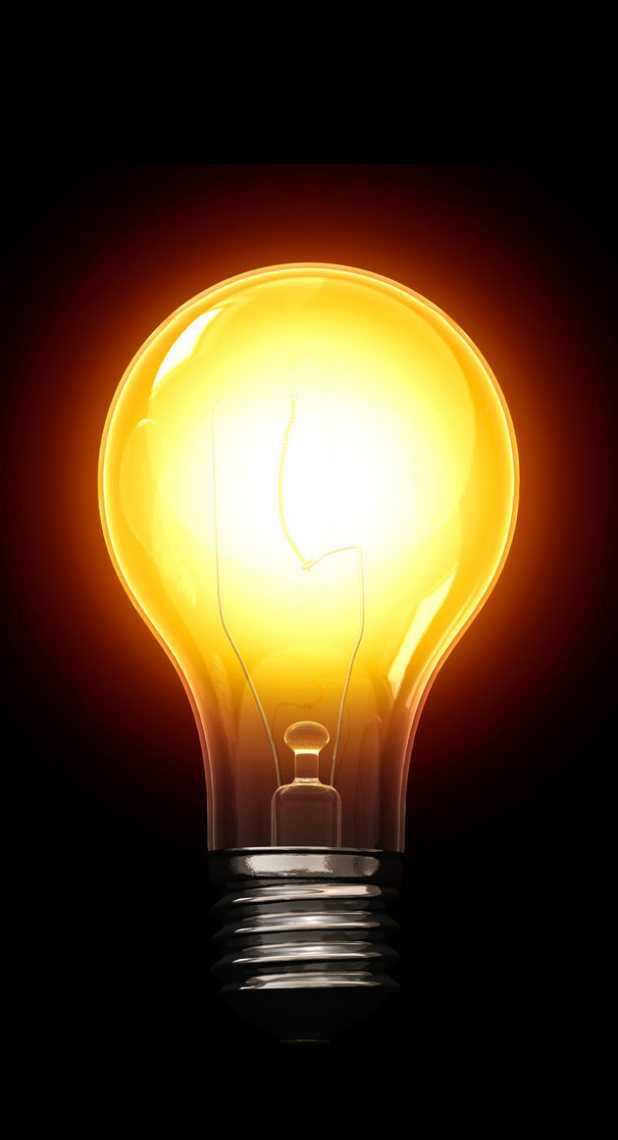
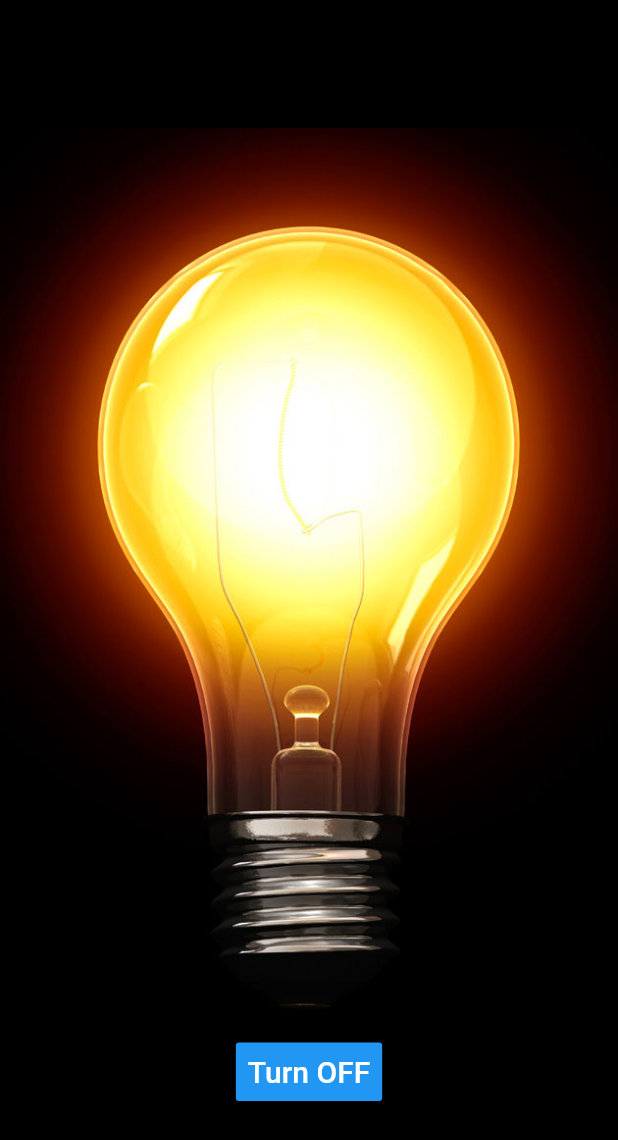
Before and after one commit to TechMaster/learn_flutter_50, a Flutter app: the screen it shows after launch, on a phone screen of 412 x 824 dp. Shown: the top 1140 px of the screen. Run offline on Flutter 3.47's test engine with Material 2 defaults, Android fonts, the phone set to English and light mode, and no system bars.

Commit message:
Save Earth

```diff
--- a/05_save_earth/lib/main.dart
+++ b/05_save_earth/lib/main.dart
@@ -27,6 +27,12 @@ class MyHomePage extends StatefulWidget {
 }
 
 class _MyHomePageState extends State<MyHomePage> {
+  bool isBulbOn = true;
+  void toggleBulb() {
+    setState(() {
+      isBulbOn = !isBulbOn;
+    });
+  }
   @override
   Widget build(BuildContext context) {
     return Scaffold(
@@ -38,7 +44,22 @@ class _MyHomePageState extends State<MyHomePage> {
             //decoration: new BoxDecoration(color: Colors.black),
             child: Column(
               mainAxisAlignment: MainAxisAlignment.center,
-              children: <Widget>[Image(image: AssetImage('images/BulbOn.jpg'))],
+              children: <Widget>[
+                Image(image: AssetImage('images/' + (isBulbOn ? 'BulbOn.jpg': 'BulbOff.jpg'))),
+                FlatButton(
+                  color: Colors.blue,
+                  textColor: Colors.white,
+                  disabledColor: Colors.grey,
+                  disabledTextColor: Colors.black,
+                  padding: EdgeInsets.all(8.0),
+                  splashColor: Colors.blueAccent,
+                  onPressed: toggleBulb,
+                  child: Text(
+                    isBulbOn ? 'Turn OFF': 'Turn ON',
+                    style: TextStyle(fontSize: 20.0),
+                  ),
+                )
+              ],
             ),
           ),
         ));
```
Also changed, not shown: 1 other file.
